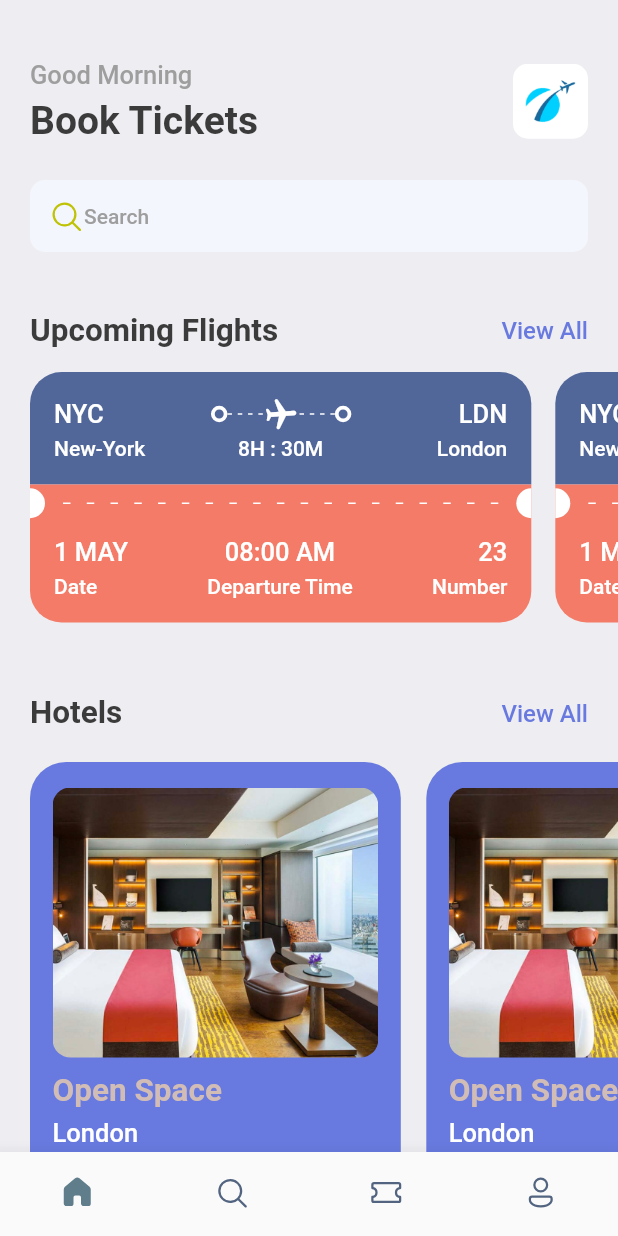
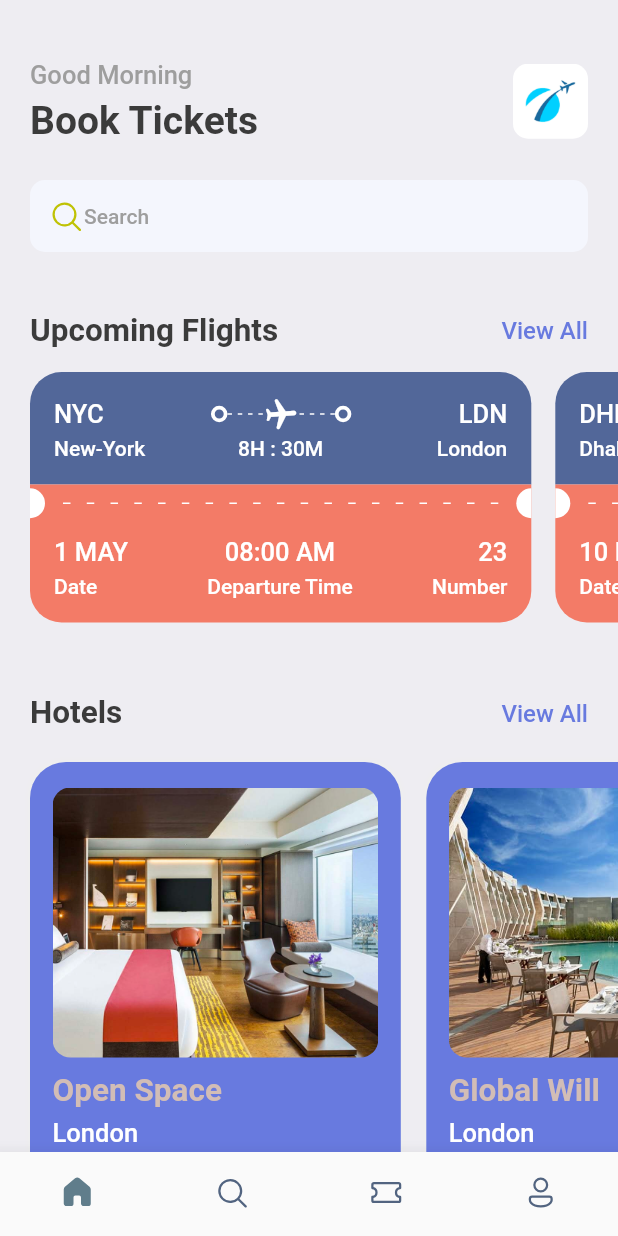
Before and after one commit to hihasan/Booking-App, a Flutter app: the screen it shows after launch, on a phone screen of 412 x 824 dp. Run offline on Flutter 3.47's test engine with Material 2 defaults, Android fonts, the phone set to English and light mode, and no system bars; our stand-ins replace fluentui_icons, gap, get.

Commit message:
Hotel View

```diff
--- a/lib/screens/home_screen.dart
+++ b/lib/screens/home_screen.dart
@@ -1,5 +1,6 @@
 import 'package:booking_app/screens/hotel_screen.dart';
 import 'package:booking_app/screens/ticket_view.dart';
+import 'package:booking_app/utils/app_info_list.dart';
 import 'package:fluentui_icons/fluentui_icons.dart';
 import 'package:flutter/material.dart';
 import 'package:booking_app/utils/app_styles.dart';
@@ -95,10 +96,7 @@ class HomeScreen extends StatelessWidget {
             scrollDirection: Axis.horizontal,
             padding: EdgeInsets.only(left: 20),
             child: Row(
-              children: [
-                TicketView(),
-                TicketView(),
-              ],
+              children: ticketList.map((singleTicket) => TicketView(ticket: singleTicket,)).toList(),
             ),
           ),
           const Gap(15),
@@ -128,12 +126,7 @@ class HomeScreen extends StatelessWidget {
             scrollDirection: Axis.horizontal,
             padding: EdgeInsets.only(left: 20),
             child: Row(
-              children: [
-                HotelScreen(),
-                HotelScreen(),
-                HotelScreen(),
-                HotelScreen(),
-              ],
+              children: hotelList.map((hotel) => HotelScreen(hotel: hotel)).toList(),
             ),
           )
         ],
--- a/lib/screens/hotel_screen.dart
+++ b/lib/screens/hotel_screen.dart
@@ -5,7 +5,8 @@ import 'package:flutter/material.dart';
 import 'package:gap/gap.dart';
 
 class HotelScreen extends StatelessWidget {
-  const HotelScreen({Key? key}) : super(key: key);
+  final Map<String, dynamic> hotel;
+  const HotelScreen({Key? key, required this.hotel}) : super(key: key);
 
   @override
   Widget build(BuildContext context) {
@@ -34,23 +35,23 @@ class HotelScreen extends StatelessWidget {
             decoration: BoxDecoration(
                 borderRadius: BorderRadius.circular(12),
                 color: Styles.primaryColor,
-                image: const DecorationImage(
+                image: DecorationImage(
                     fit: BoxFit.cover,
-                    image: AssetImage("assets/images/one.png"))),
+                    image: AssetImage('assets/images/${hotel['image']}'))),
           ),
           const Gap(10),
           Text(
-            "Open Space",
+            hotel['place'],
             style: Styles.headLineStyle2.copyWith(color: Styles.kakiColor),
           ),
           const Gap(5),
           Text(
-            "London",
+            hotel['destination'],
             style: Styles.headLineStyle3.copyWith(color: Colors.white),
           ),
           const Gap(8),
           Text(
-            "\$40/night",
+            "\$${hotel['price']}/night",
             style: Styles.headLineStyle.copyWith(color: Styles.kakiColor),
           ),
         ],
--- a/lib/screens/ticket_view.dart
+++ b/lib/screens/ticket_view.dart
@@ -7,14 +7,16 @@ import 'package:gap/gap.dart';
 import '../widgets/thick_container.dart';
 
 class TicketView extends StatelessWidget {
-  const TicketView({Key? key}) : super(key: key);
+  final Map<String, dynamic> ticket;
+  const TicketView({Key? key, required this.ticket}) : super(key: key);
 
   @override
   Widget build(BuildContext context) {
+
     final size = AppLayout.getSize(context).width;
     return SizedBox(
       width: size*0.85,
-      height: 200,
+      height: AppLayout.getHeight(200),
       child: Container(
         margin: const EdgeInsets.only(right: 16),
         child: Column(
@@ -34,7 +36,7 @@ class TicketView extends StatelessWidget {
                   Row(
                     children: [
                       Text(
-                        "NYC",
+                        ticket['from']['code'],
                         style:
                             Styles.headLineStyle3.copyWith(color: Colors.white),
                       ),
@@ -81,7 +83,7 @@ class TicketView extends StatelessWidget {
                       ThickContainer(),
                       const Spacer(),
                       Text(
-                        "LDN",
+                        ticket['to']['code'],
                         style:
                             Styles.headLineStyle3.copyWith(color: Colors.white),
                       ),
@@ -94,7 +96,7 @@ class TicketView extends StatelessWidget {
                       SizedBox(
                         width: 100,
                         child: Text(
-                          "New-York",
+                          ticket['from']['name'],
                           style: Styles.headLineStyle4
                               .copyWith(color: Colors.white),
                         ),
@@ -107,7 +109,7 @@ class TicketView extends StatelessWidget {
                       SizedBox(
                         width: 100,
                         child: Text(
-                          "London",
+                          ticket['to']['name'],
                           textAlign: TextAlign.end,
                           style: Styles.headLineStyle4
                               .copyWith(color: Colors.white),
@@ -188,7 +190,7 @@ class TicketView extends StatelessWidget {
                       Column(
                         crossAxisAlignment: CrossAxisAlignment.start,
                         children: [
-                          Text("1 MAY", style: Styles.headLineStyle3.copyWith(color: Colors.white),),
+                          Text(ticket['date'], style: Styles.headLineStyle3.copyWith(color: Colors.white),),
                           const Gap(5),
                           Text("Date", style: Styles.headLineStyle4.copyWith(color: Colors.white),),
                         ],
@@ -197,7 +199,7 @@ class TicketView extends StatelessWidget {
                       Column(
                         crossAxisAlignment: CrossAxisAlignment.center,
                         children: [
-                          Text("08:00 AM", style: Styles.headLineStyle3.copyWith(color: Colors.white),),
+                          Text(ticket['departure_time'], style: Styles.headLineStyle3.copyWith(color: Colors.white),),
                           const Gap(5),
                           Text("Departure Time", style: Styles.headLineStyle4.copyWith(color: Colors.white),),
                         ],
@@ -206,7 +208,7 @@ class TicketView extends StatelessWidget {
                       Column(
                         crossAxisAlignment: CrossAxisAlignment.end,
                         children: [
-                          Text("23", style: Styles.headLineStyle3.copyWith(color: Colors.white),),
+                          Text(ticket['number'].toString(), style: Styles.headLineStyle3.copyWith(color: Colors.white),),
                           const Gap(5),
                           Text("Number", style: Styles.headLineStyle4.copyWith(color: Colors.white),),
                         ],
--- /dev/null
+++ b/lib/utils/app_info_list.dart
@@ -0,0 +1,53 @@
+List<Map<String, dynamic>> hotelList = [
+  {
+    'image' : 'one.png',
+    'place' : 'Open Space',
+    'destination' : 'London',
+    'price' : '25'
+  },
+
+  {
+    'image' : 'two.png',
+    'place' : 'Global Will',
+    'destination' : 'London',
+    'price' : '40',
+  },
+
+  {
+    'image' : 'three.png',
+    'place' : 'Tallest Building',
+    'destination' : 'Dubai',
+    'price' : '65'
+  },
+];
+
+List<Map<String, dynamic>> ticketList = [
+  {
+    'from': {
+      'code':"NYC",
+      'name':"New-York"
+    },
+    'to': {
+      'code':"LDN",
+      'name':"London"
+    },
+    'flying_time': '8H 30M',
+    'date': "1 MAY",
+    'departure_time':"08:00 AM",
+    "number":23
+  },
+  {
+    'from': {
+      'code':"DHK",
+      'name':"Dhaka"
+    },
+    'to': {
+      'code':"SHG",
+      'name':"Shanghai"
+    },
+    'flying_time': '4H 20M',
+    'date': "10 MAY",
+    'departure_time':"09:00 AM",
+    "number":45
+  },
+];
--- a/lib/utils/app_layout.dart
+++ b/lib/utils/app_layout.dart
@@ -1,9 +1,21 @@
-
-
 import 'package:flutter/cupertino.dart';
+import 'package:get/get.dart';
 
 class AppLayout{
   static getSize(BuildContext context){
     return MediaQuery.of(context).size;
   }
+  static getScreenHeight(){
+    return Get.height;
+  }
+
+  static getScreenWidth(){
+    return Get.width;
+  }
+
+  static getHeight(double pixels){
+    double x = getScreenHeight()/pixels;
+
+    return getScreenHeight()/x;
+  }
 }
--- a/pubspec.yaml
+++ b/pubspec.yaml
@@ -36,6 +36,7 @@ dependencies:
   # Use with the CupertinoIcons class for iOS style icons.
   cupertino_icons: ^1.0.2
   fluentui_icons: ^1.0.0
+  get:
   gap: ^2.0.0
 
 dev_dependencies:
```
Also changed, not shown: pubspec.lock.
